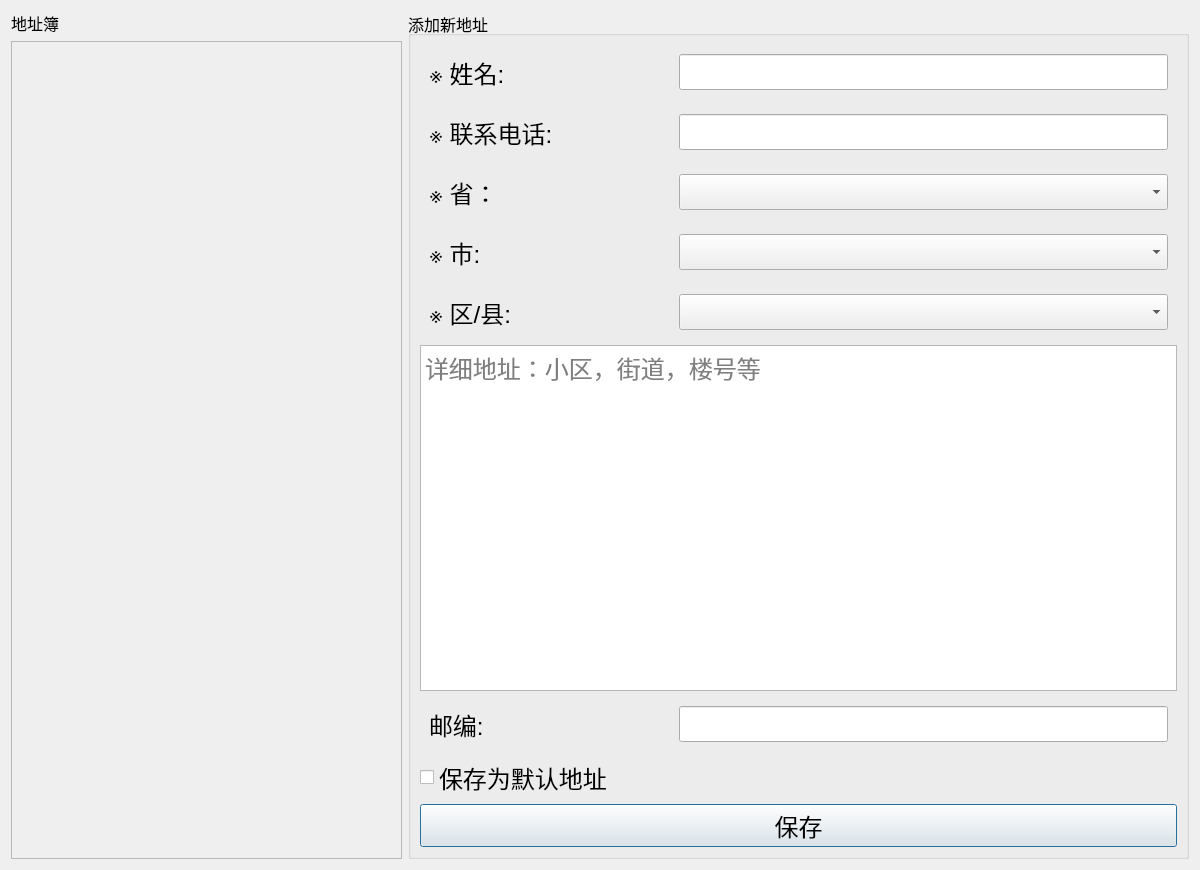
RipplesDance/WasteMetalRecoverySystem, file addressDialog.ui: the form before one commit.
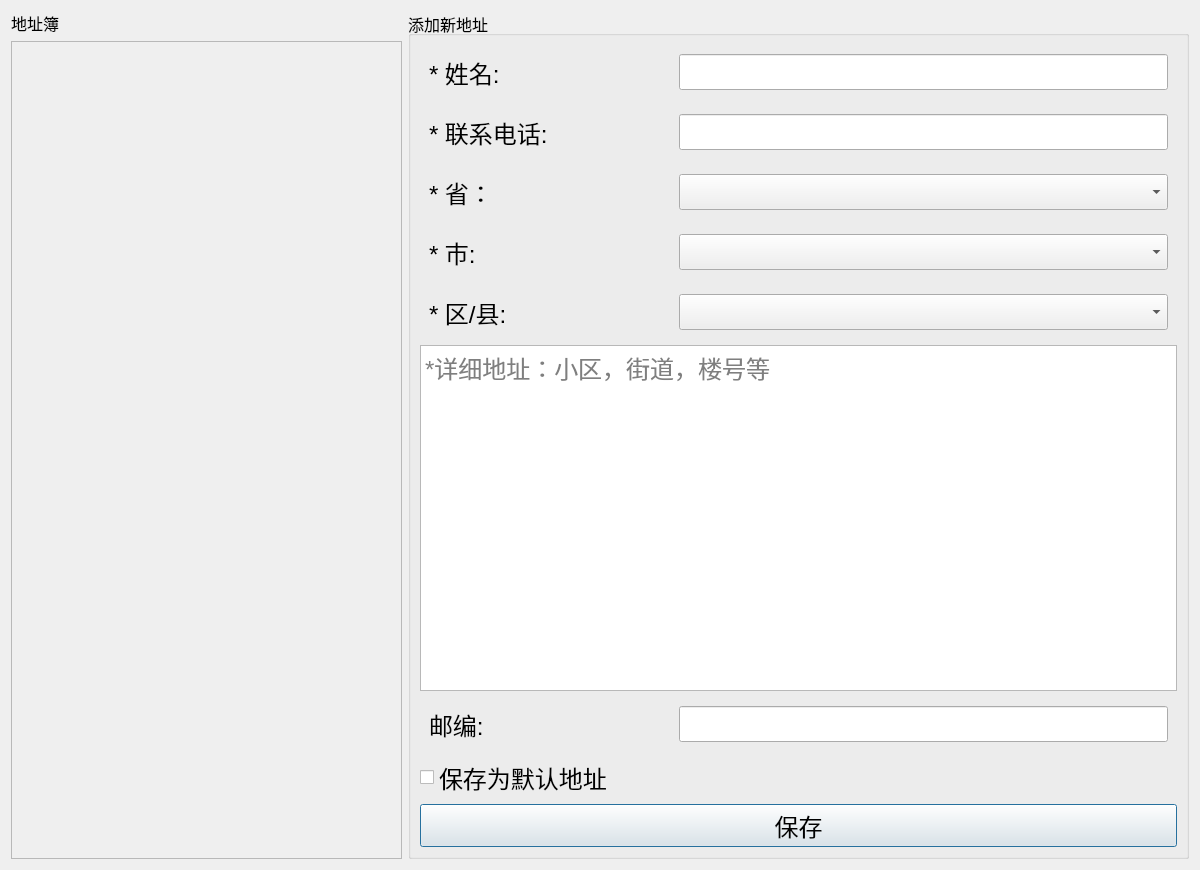
The form after the commit.

Commit message: feature:地址卡工作正常

```diff
--- a/addressDialog.ui
+++ b/addressDialog.ui
@@ -83,7 +83,7 @@
             </font>
            </property>
            <property name="text">
-            <string>※ 姓名:</string>
+            <string>* 姓名:</string>
            </property>
           </widget>
          </item>
@@ -119,7 +119,7 @@
             </font>
            </property>
            <property name="text">
-            <string>※ 联系电话:</string>
+            <string>* 联系电话:</string>
            </property>
           </widget>
          </item>
@@ -155,7 +155,7 @@
             </font>
            </property>
            <property name="text">
-            <string>※ 省：</string>
+            <string>* 省：</string>
            </property>
           </widget>
          </item>
@@ -193,7 +193,7 @@
             </font>
            </property>
            <property name="text">
-            <string>※ 市:</string>
+            <string>* 市:</string>
            </property>
           </widget>
          </item>
@@ -231,7 +231,7 @@
             </font>
            </property>
            <property name="text">
-            <string>※ 区/县:</string>
+            <string>* 区/县:</string>
            </property>
           </widget>
          </item>
@@ -255,7 +255,7 @@
          </font>
         </property>
         <property name="placeholderText">
-         <string>详细地址：小区，街道，楼号等</string>
+         <string>*详细地址：小区，街道，楼号等</string>
         </property>
        </widget>
       </item>
```
Left out of the diff: 5 changed lines with no effect on the pictures. The commit also changes 6 other files.
